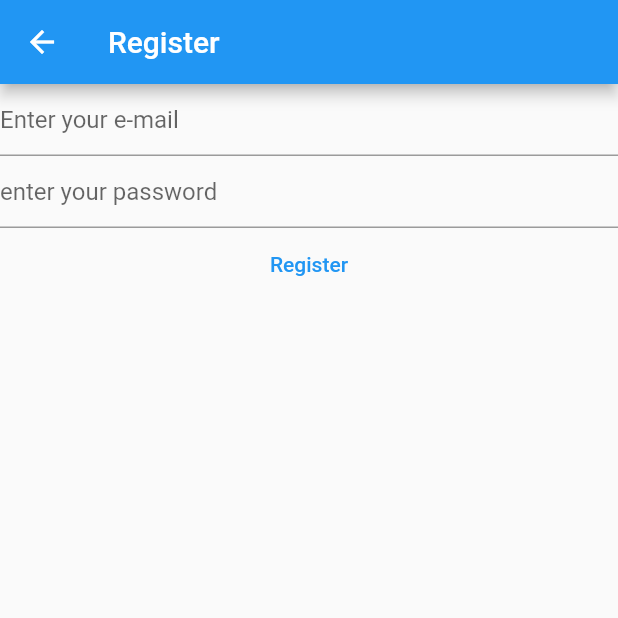
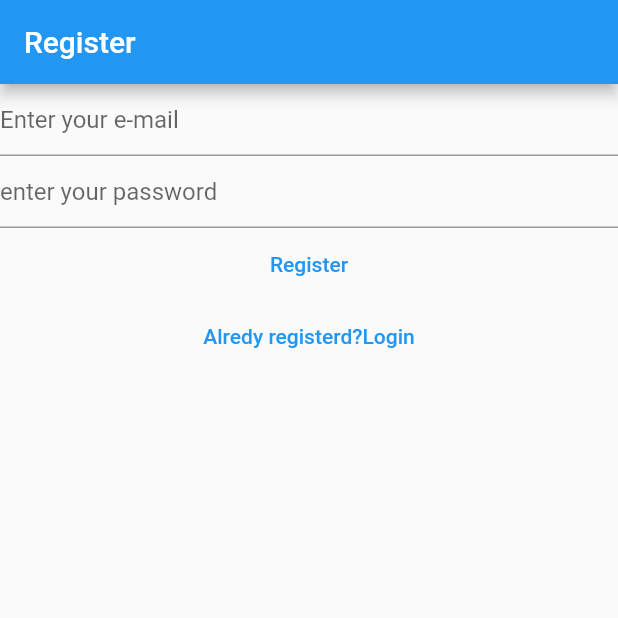
Before and after one commit to ChoudharyAryan/flutter-Notes-Application, a Flutter app: the RegisterView screen opened directly, on a phone screen of 412 x 824 dp, the top half of it. Run offline on Flutter 3.47's test engine with Material 2 defaults, Android fonts, the phone set to English and light mode, and no system bars; our stand-ins replace firebase_auth, firebase_core; missing offline and left inert: dart:js; accounts and stored records are empty.

Commit message:
second-step

```diff
--- a/lib/views/register_view.dart
+++ b/lib/views/register_view.dart
@@ -32,17 +32,8 @@
   @override
   Widget build(BuildContext context) {
     return Scaffold(
-      appBar: AppBar(
-        title: const Text('Register'),
-      ),
-      body: FutureBuilder(
-        future: Firebase.initializeApp(
-          options: DefaultFirebaseOptions.currentPlatform,
-        ),
-        builder: (context, snapshot) {
-          switch (snapshot.connectionState) {
-            case ConnectionState.done:
-              return Column(
+      appBar: AppBar(title: const Text('Register')),
+      body: Column(
         children: [
           TextField(
             controller: _email,
@@ -85,12 +76,14 @@
             },
             child: const Text('Register'),
           ),
+          TextButton(
+            onPressed: () {
+              Navigator.of(context)
+                  .pushNamedAndRemoveUntil('/login/', (route) => false);
+            },
+            child: const Text('Alredy registerd?Login'),
+          )
         ],
-              );
-            default:
-              return const Text('Loading...');
-          }
-        },
       ),
     );
   }
```
Also changed, not shown: lib/main.dart (+19 -14 lines), lib/views/login_view.dart (+7 -16 lines), lib/views/verify_email_view.dart (added, +29 -0 lines). Lines whose indentation alone changed are shown as unchanged.
